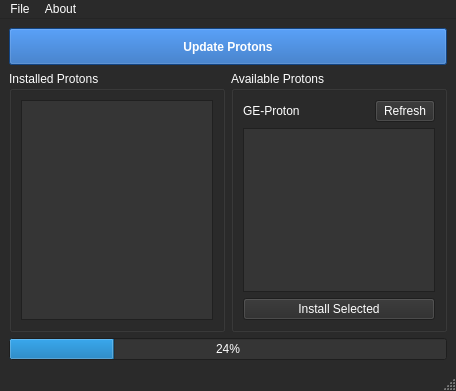
Old version of the form src/mainwindow.ui in the repository cluoma/protonply.
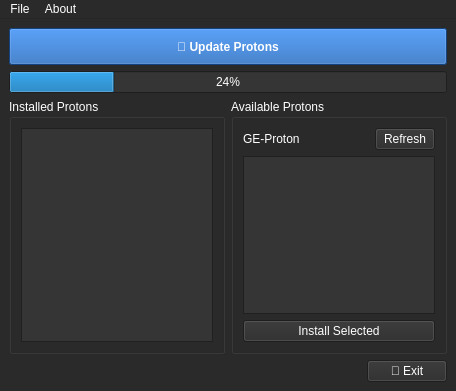
New version of the form.

What changed in the file:
```diff
--- a/src/mainwindow.ui
+++ b/src/mainwindow.ui
@@ -376,7 +376,7 @@
   </property>
   <widget class="QWidget" name="centralwidget">
    <layout class="QGridLayout" name="gridLayout" columnstretch="1,1">
-    <item row="1" column="0">
+    <item row="2" column="0">
      <widget class="QGroupBox" name="installedProtonsBox">
       <property name="title">
        <string>Installed Protons</string>
@@ -388,14 +388,7 @@
       </layout>
      </widget>
     </item>
-    <item row="2" column="0" colspan="2">
-     <widget class="QProgressBar" name="progressBar">
-      <property name="value">
-       <number>24</number>
-      </property>
-     </widget>
-    </item>
-    <item row="1" column="1">
+    <item row="2" column="1">
      <widget class="QGroupBox" name="userSettingsBox">
       <property name="title">
        <string>Available Protons</string>
@@ -434,6 +427,30 @@
       </layout>
      </widget>
     </item>
+    <item row="4" column="1">
+     <layout class="QHBoxLayout" name="horizontalLayout">
+      <item>
+       <spacer name="horizontalSpacer">
+        <property name="orientation">
+         <enum>Qt::Horizontal</enum>
+        </property>
+        <property name="sizeHint" stdset="0">
+         <size>
+          <width>40</width>
+          <height>20</height>
+         </size>
+        </property>
+       </spacer>
+      </item>
+      <item>
+       <widget class="QPushButton" name="quitButton">
+        <property name="text">
+         <string>🚫 Exit</string>
+        </property>
+       </widget>
+      </item>
+     </layout>
+    </item>
     <item row="0" column="0" colspan="2">
      <widget class="QPushButton" name="updateButton">
       <property name="minimumSize">
@@ -469,7 +486,14 @@
 }</string>
       </property>
       <property name="text">
-       <string>Update Protons</string>
+       <string>🚀 Update Protons</string>
+      </property>
+     </widget>
+    </item>
+    <item row="1" column="0" colspan="2">
+     <widget class="QProgressBar" name="progressBar">
+      <property name="value">
+       <number>24</number>
       </property>
      </widget>
     </item>
@@ -497,7 +521,6 @@
    <addaction name="menuSomething"/>
    <addaction name="menuAbout"/>
   </widget>
-  <widget class="QStatusBar" name="statusbar"/>
  </widget>
  <resources/>
  <connections/>
```
